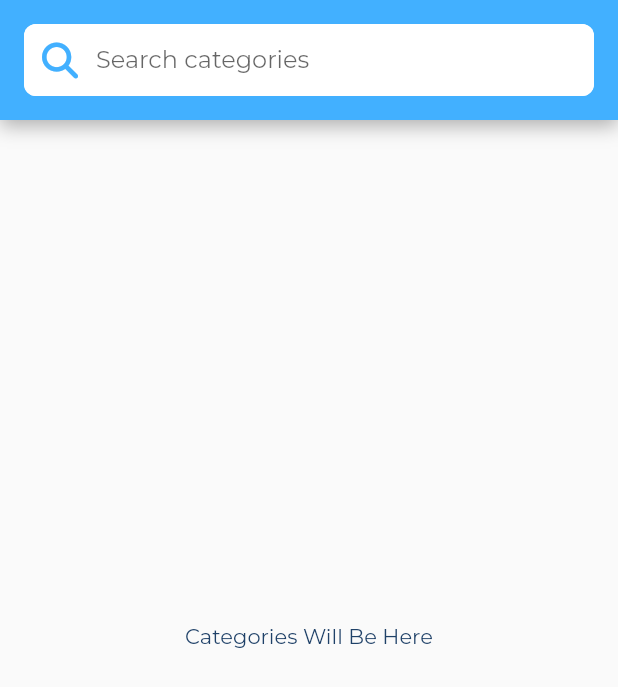
After one commit to ariftirtawijaya/smart-manager, a Flutter app: the CategoryView screen opened directly, on a phone screen of 412 x 824 dp. The commit adds this screen. Shown: the top 687 px of the screen. Run offline on Flutter 3.47's test engine with Material 2 defaults, Android fonts, the phone set to English and light mode, and no system bars; our stand-ins replace auto_size_text, cached_network_image, cloud_firestore, custom_navigation_bar, firebase_auth, firebase_core and 13 more; missing offline and left inert: quill_html_editor; accounts and stored records are empty.

Commit message:
setting up inventory page

```diff
--- /dev/null
+++ b/lib/app/modules/user/inventory/views/category_view.dart
@@ -0,0 +1,36 @@
+import 'package:flutter/material.dart';
+import 'package:get/get.dart';
+import 'package:smart_manager/app/modules/user/inventory/controllers/inventory_controller.dart';
+import 'package:smart_manager/app/utils/widgets/reusable_widget.dart';
+
+class CategoryView extends GetView<InventoryController> {
+  const CategoryView({super.key});
+
+  @override
+  Widget build(BuildContext context) {
+    return Listener(
+      onPointerDown: (_) {
+        FocusScopeNode currentFocus = FocusScope.of(context);
+        if (!currentFocus.hasPrimaryFocus) {
+          currentFocus.focusedChild?.unfocus();
+        }
+      },
+      child: const Scaffold(
+        body: Column(
+          children: [
+            CustomSearch(
+              text: 'Search categories',
+            ),
+            Expanded(
+                child: Center(
+              child: Text('Categories Will Be Here'),
+            )),
+            SizedBox(
+              height: kBottomNavigationBarHeight,
+            ),
+          ],
+        ),
+      ),
+    );
+  }
+}
--- a/lib/app/routes/app_pages.dart
+++ b/lib/app/routes/app_pages.dart
@@ -1,4 +1,5 @@
 import 'package:get/get.dart';
+import 'package:smart_manager/app/modules/user/inventory/views/inventory_dashboard.dart';
 
 import '../modules/admin/dashboard_admin/bindings/dashboard_admin_binding.dart';
 import '../modules/admin/dashboard_admin/views/dashboard_admin_view.dart';
@@ -85,7 +86,7 @@ class AppPages {
     ),
     GetPage(
       name: _Paths.DASHBOARD_USER,
-      page: () => DashboardUserView(),
+      page: () => const DashboardUserView(),
       binding: DashboardUserBinding(),
       transition: Transition.rightToLeft,
       transitionDuration: const Duration(
@@ -99,7 +100,7 @@ class AppPages {
     ),
     GetPage(
       name: _Paths.INVENTORY,
-      page: () => const InventoryView(),
+      page: () => const InventoryDashboardView(),
       binding: InventoryBinding(),
       transition: Transition.rightToLeft,
       transitionDuration: const Duration(
--- a/lib/app/utils/widgets/reusable_widget.dart
+++ b/lib/app/utils/widgets/reusable_widget.dart
@@ -1,6 +1,7 @@
 import 'package:auto_size_text/auto_size_text.dart';
 import 'package:cached_network_image/cached_network_image.dart';
 import 'package:flutter_svg/svg.dart';
+import 'package:font_awesome_flutter/font_awesome_flutter.dart';
 import 'package:get/get.dart';
 import 'package:flutter/material.dart';
 import 'package:shimmer/shimmer.dart';
@@ -546,3 +547,82 @@ class CustomListMenu extends StatelessWidget {
     );
   }
 }
+
+class CustomSearch extends StatelessWidget {
+  const CustomSearch({
+    super.key,
+    required this.text,
+    this.hasPrefixIcon = false,
+    this.onPrefixPressed,
+    this.prefixIcon,
+  });
+  final String text;
+  final bool hasPrefixIcon;
+  final void Function()? onPrefixPressed;
+  final IconData? prefixIcon;
+  @override
+  Widget build(BuildContext context) {
+    return Container(
+      decoration: BoxDecoration(
+        color: primaryColor,
+        boxShadow: [
+          BoxShadow(
+            offset: const Offset(0, 4),
+            color: black.withOpacity(0.3),
+            blurRadius: 10,
+          ),
+        ],
+      ),
+      width: Get.width,
+      child: Padding(
+        padding: const EdgeInsets.all(16),
+        child: Container(
+          decoration: const BoxDecoration(
+            color: Colors.white,
+            borderRadius: BorderRadius.all(
+              Radius.circular(8.0),
+            ),
+          ),
+          child: Row(
+            children: [
+              Expanded(
+                child: TextFormField(
+                  // controller: controller.searchC,
+                  onChanged: (value) {
+                    // controller.changeKeyword();
+                  },
+                  decoration: InputDecoration(
+                    isDense: false,
+                    filled: true,
+                    fillColor: Colors.white,
+                    hintText: text,
+                    prefixIcon: const Icon(
+                      FontAwesomeIcons.magnifyingGlass,
+                      color: primaryColor,
+                    ),
+                  ),
+                ),
+              ),
+              hasPrefixIcon
+                  ? Row(
+                      children: [
+                        const SizedBox(
+                          width: 8.0,
+                        ),
+                        IconButton(
+                          onPressed: onPrefixPressed,
+                          icon: Icon(
+                            prefixIcon,
+                            color: primaryColor,
+                          ),
+                        ),
+                      ],
+                    )
+                  : const SizedBox()
+            ],
+          ),
+        ),
+      ),
+    );
+  }
+}
```
Also changed, not shown: lib/app/modules/user/dashboard_user/views/dashboard_user_view.dart (+6 -6 lines), lib/app/modules/user/inventory/controllers/inventory_controller.dart (+11 -16 lines), lib/app/modules/user/inventory/views/inventory_dashboard.dart (added, +125 -0 lines), lib/app/modules/user/inventory/views/inventory_view.dart (+2 -13 lines), lib/app/modules/user/inventory/views/product_view.dart (added, +49 -0 lines), lib/app/modules/user/profile/views/profile_view.dart (+5 -10 lines), lib/app/modules/user/report/views/report_view.dart (+5 -10 lines), lib/app/modules/user/store_setting/views/store_setting_view.dart (+5 -10 lines), lib/app/modules/user/transaction/views/transaction_view.dart (+5 -10 lines), lib/app/modules/user/user_management/views/user_management_view.dart (+5 -10 lines), lib/app/utils/widgets/custom_user_page.dart (+52 -2 lines).
